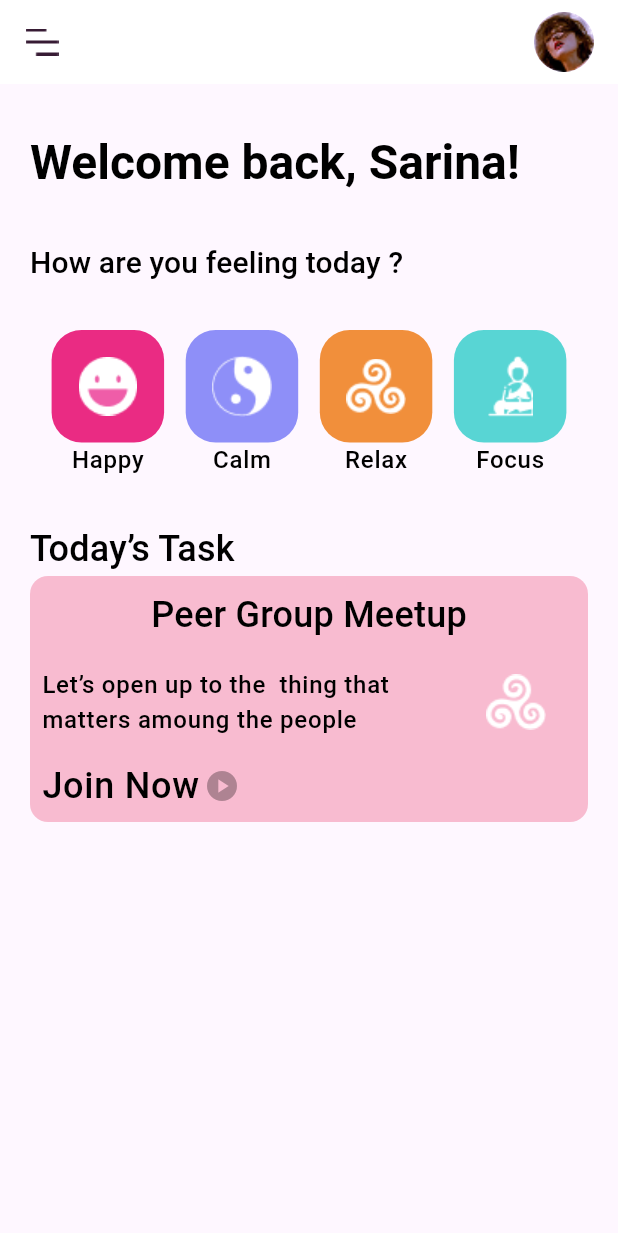
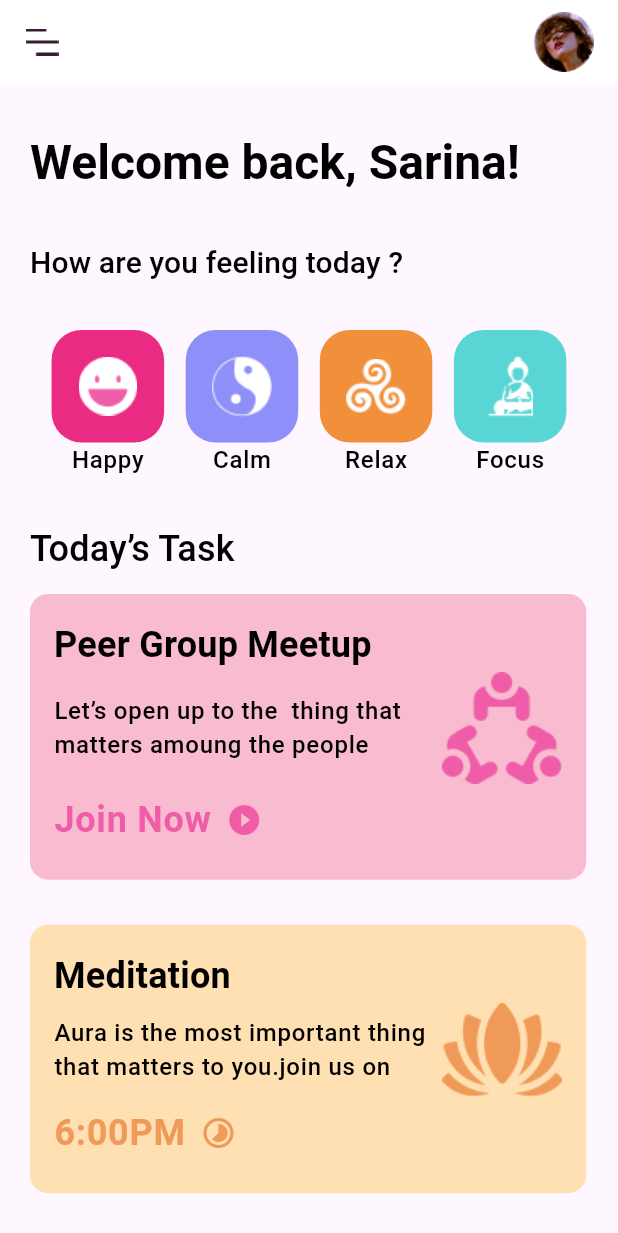
Before and after one commit to sujesh24/mentak-health-app, a Flutter app: the screen it shows after launch, on a phone screen of 412 x 824 dp. Shown: the top 1233 px of the screen. Run offline on Flutter 3.47's test engine with Material 3 defaults, Android fonts, the light colour scheme and no system bars; our stand-ins replace google_fonts.

Commit message:
task section added

```diff
--- a/lib/features/meditation/presentation/widgets/task_card.dart
+++ b/lib/features/meditation/presentation/common/task_card.dart
@@ -4,32 +4,41 @@ class TaskCard extends StatelessWidget {
   final Color color;
   final String text;
   final String discription;
-  final String image;
-  final IconData iconData;
-  final String iconText;
+  final Widget image;
+
+  final Widget iconText;
+  final Widget icon;
   const TaskCard({
     super.key,
     required this.color,
     required this.text,
     required this.discription,
     required this.image,
-    required this.iconData,
     required this.iconText,
+    required this.icon,
   });
 
   @override
   Widget build(BuildContext context) {
+    final screenWidth = MediaQuery.of(context).size.width;
     return Container(
-      padding: EdgeInsets.all(8),
-      width: 380,
+      padding: EdgeInsets.all(16),
+      width: screenWidth * 0.90,
 
       decoration: BoxDecoration(
         borderRadius: BorderRadius.circular(12),
         color: color,
       ),
       child: Column(
+        crossAxisAlignment: CrossAxisAlignment.start,
         children: [
-          Text(text, style: Theme.of(context).textTheme.titleMedium),
+          Text(
+            text,
+            style: Theme.of(
+              context,
+            ).textTheme.titleMedium!.copyWith(fontWeight: FontWeight.bold),
+          ),
+          //discription and image
           Row(
             children: [
               Expanded(
@@ -38,17 +47,13 @@ class TaskCard extends StatelessWidget {
                   style: Theme.of(context).textTheme.labelSmall,
                 ),
               ),
-              Image.asset(image, height: 80, width: 80),
+              SizedBox(width: 10),
+              image,
             ],
           ),
-
-          Row(
-            children: [
-              Text(iconText, style: Theme.of(context).textTheme.labelMedium),
-              SizedBox(width: 3),
-              Icon(iconData, color: Color.lerp(color, Colors.black, 0.3)),
-            ],
-          ),
+          SizedBox(height: 8),
+          Row(children: [iconText, SizedBox(width: 10), icon]),
+          SizedBox(height: 8),
         ],
       ),
     );
--- a/lib/features/meditation/presentation/pages/meditation_screen.dart
+++ b/lib/features/meditation/presentation/pages/meditation_screen.dart
@@ -1,7 +1,8 @@
 import 'package:flutter/material.dart';
 import 'package:mental_health_app/core/theme.dart';
 import 'package:mental_health_app/features/meditation/presentation/widgets/feeling_card.dart';
-import 'package:mental_health_app/features/meditation/presentation/widgets/task_card.dart';
+import 'package:mental_health_app/features/meditation/presentation/common/task_card.dart';
+import 'package:mental_health_app/features/meditation/presentation/widgets/task_section.dart';
 
 class MeditationScreen extends StatelessWidget {
   const MeditationScreen({super.key});
@@ -73,16 +74,9 @@ class MeditationScreen extends StatelessWidget {
                 'Today’s Task',
                 style: Theme.of(context).textTheme.titleMedium,
               ),
+
               //task card
-              TaskCard(
-                color: DefaultColors.task1,
-                text: 'Peer Group Meetup',
-                discription:
-                    'Let’s open up to the  thing that matters amoung the people ',
-                image: 'assets/images/relax.png',
-                iconData: Icons.play_circle,
-                iconText: 'Join Now',
-              ),
+              TaskSection(),
             ],
           ),
         ),
--- /dev/null
+++ b/lib/features/meditation/presentation/widgets/task_section.dart
@@ -0,0 +1,60 @@
+import 'package:flutter/material.dart';
+import 'package:mental_health_app/core/theme.dart';
+import 'package:mental_health_app/features/meditation/presentation/common/task_card.dart';
+
+class TaskSection extends StatelessWidget {
+  const TaskSection({super.key});
+
+  @override
+  Widget build(BuildContext context) {
+    return Column(
+      children: [
+        SizedBox(height: 12),
+        TaskCard(
+          color: DefaultColors.task1,
+          text: 'Peer Group Meetup',
+          discription:
+              'Let’s open up to the  thing that matters amoung the people ',
+
+          image: Image.asset(
+            'assets/images/task1.png',
+            width: 80,
+            fit: BoxFit.contain,
+          ),
+
+          icon: Icon(
+            Icons.play_circle_fill_outlined,
+            color: Color.fromARGB(255, 239, 93, 168),
+          ),
+          iconText: Text(
+            'Join Now',
+            style: Theme.of(context).textTheme.labelMedium!.copyWith(
+              color: Color.fromARGB(255, 239, 93, 168),
+              fontWeight: FontWeight.bold,
+            ),
+          ),
+        ),
+        SizedBox(height: 30),
+        TaskCard(
+          color: DefaultColors.task2,
+          text: 'Meditation',
+          discription:
+              'Aura is the most important thing that matters to you.join us on ',
+          image: Image.asset(
+            'assets/images/task2.png',
+            width: 80,
+            fit: BoxFit.contain,
+          ),
+          icon: Icon(Icons.timelapse, color: Color.fromARGB(255, 240, 154, 89)),
+          iconText: Text(
+            '6:00PM',
+            style: Theme.of(context).textTheme.labelMedium!.copyWith(
+              color: Color.fromARGB(255, 240, 154, 89),
+              fontWeight: FontWeight.bold,
+            ),
+          ),
+        ),
+      ],
+    );
+  }
+}
```
Also changed, not shown: assets/images/task1.png (added), assets/images/task2.png (added).
